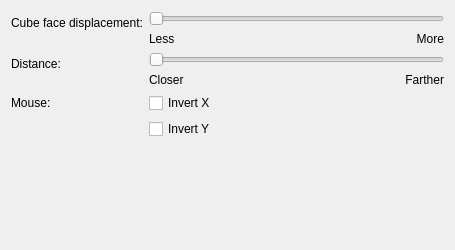
Sonic-DE/sonic-workspace-addons, file effects/cube/kcm/cubeeffectkcm.ui: the form before one commit.
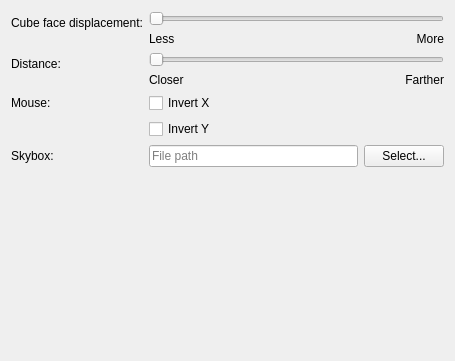
The form after the commit. Custom widgets are drawn as their Qt base class.

Commit message: effects/cube: Allow setting skybox

Diff of the .ui file:
```diff
--- a/effects/cube/kcm/cubeeffectkcm.ui
+++ b/effects/cube/kcm/cubeeffectkcm.ui
@@ -12,7 +12,7 @@
     <x>0</x>
     <y>0</y>
     <width>455</width>
-    <height>250</height>
+    <height>361</height>
    </rect>
   </property>
   <property name="minimumSize">
@@ -146,7 +146,32 @@
      </property>
     </widget>
    </item>
-   <item row="4" column="0" colspan="2">
+   <item row="4" column="0">
+    <widget class="QLabel" name="label_3">
+     <property name="text">
+      <string>Skybox:</string>
+     </property>
+    </widget>
+   </item>
+   <item row="4" column="1">
+    <layout class="QHBoxLayout" name="horizontalLayout">
+     <item>
+      <widget class="QLineEdit" name="kcfg_SkyBox">
+       <property name="placeholderText">
+        <string>File path</string>
+       </property>
+      </widget>
+     </item>
+     <item>
+      <widget class="QPushButton" name="button_SkyBox">
+       <property name="text">
+        <string>Select...</string>
+       </property>
+      </widget>
+     </item>
+    </layout>
+   </item>
+   <item row="5" column="0" colspan="2">
     <widget class="KShortcutsEditor" name="shortcutsEditor">
      <property name="sizePolicy">
       <sizepolicy hsizetype="Preferred" vsizetype="Preferred">
```
The commit also changes 5 other files.
